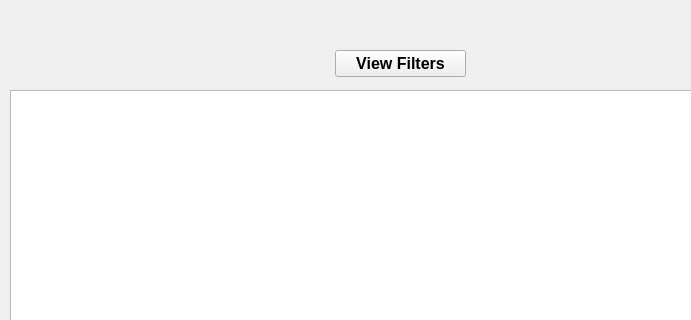
This is StadiumTourProject/mainwindow.ui in joeyCampbelll/CS1D-Project-2 as Qt 5 draws it before an edit; both pictures show x 0 to 691 and y 0 to 320 of the 800 by 500 pixel window. The edited form follows.
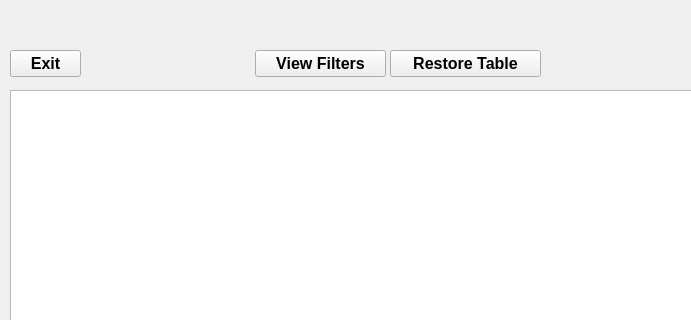
This is the edited form.

Diff of the .ui file:
```diff
--- a/StadiumTourProject/mainwindow.ui
+++ b/StadiumTourProject/mainwindow.ui
@@ -127,7 +127,7 @@
      <widget class="QPushButton" name="viewFiltersButton">
       <property name="geometry">
        <rect>
-        <x>335</x>
+        <x>255</x>
         <y>50</y>
         <width>131</width>
         <height>27</height>
@@ -144,6 +144,46 @@
        <string>View Filters</string>
       </property>
      </widget>
+     <widget class="QPushButton" name="restoreTableButton">
+      <property name="geometry">
+       <rect>
+        <x>390</x>
+        <y>50</y>
+        <width>151</width>
+        <height>27</height>
+       </rect>
+      </property>
+      <property name="font">
+       <font>
+        <pointsize>12</pointsize>
+        <weight>75</weight>
+        <bold>true</bold>
+       </font>
+      </property>
+      <property name="text">
+       <string>Restore Table</string>
+      </property>
+     </widget>
+     <widget class="QPushButton" name="exitTableViewButton">
+      <property name="geometry">
+       <rect>
+        <x>10</x>
+        <y>50</y>
+        <width>71</width>
+        <height>27</height>
+       </rect>
+      </property>
+      <property name="font">
+       <font>
+        <pointsize>12</pointsize>
+        <weight>75</weight>
+        <bold>true</bold>
+       </font>
+      </property>
+      <property name="text">
+       <string>Exit</string>
+      </property>
+     </widget>
     </widget>
     <widget class="QWidget" name="adminLoginPage">
      <widget class="QLabel" name="label_3">
```
